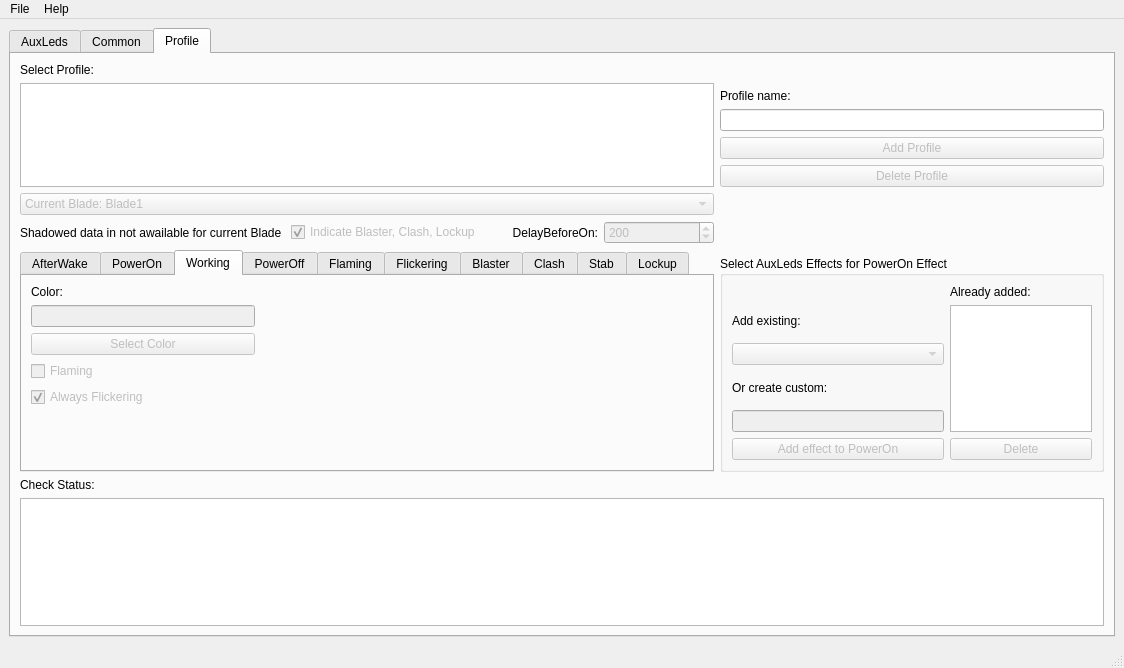
Above: Design.ui from raptorbox01/profileeditor before the change. Below: the same form after it.
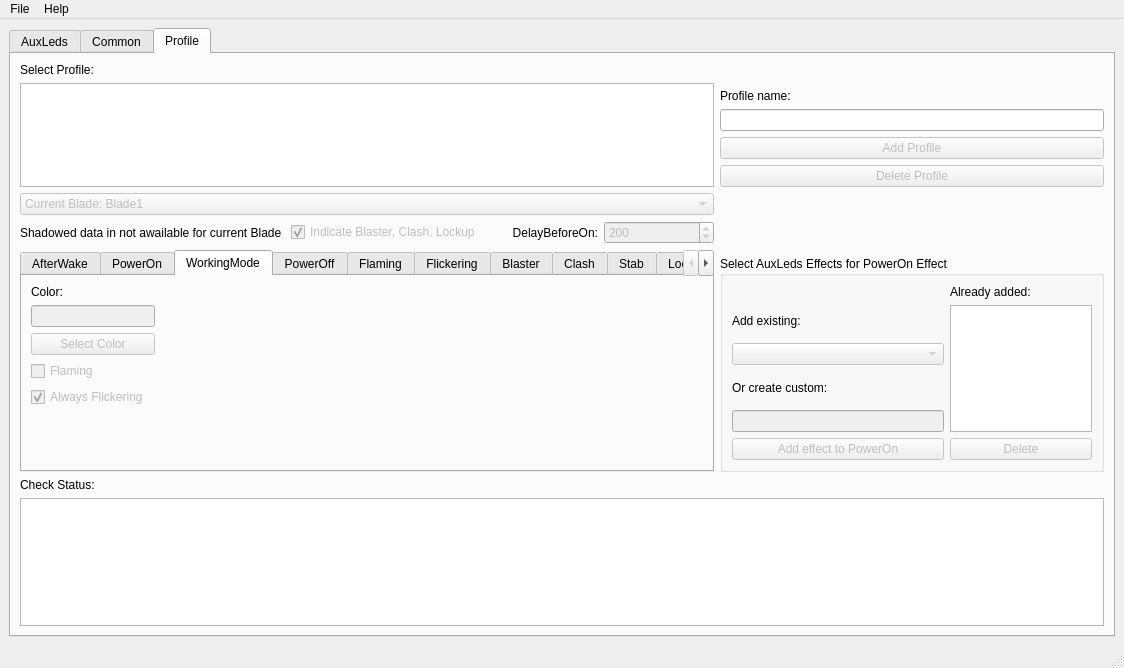
That is the form after the change. The open tabs and pages were chosen to show the change.

Commit message: +auxleds select effect for profile section

```diff
--- a/Design.ui
+++ b/Design.ui
@@ -1697,7 +1697,7 @@
           </widget>
           <widget class="QWidget" name="TabWorkingMode">
            <attribute name="title">
-            <string>Working</string>
+            <string>WorkingMode</string>
            </attribute>
            <layout class="QGridLayout" name="gridLayout_4">
             <item row="0" column="0" alignment="Qt::AlignBottom">
@@ -1707,26 +1707,6 @@
               </property>
              </widget>
             </item>
-            <item row="1" column="0">
-             <widget class="QLineEdit" name="TxtWorkingColor">
-              <property name="enabled">
-               <bool>false</bool>
-              </property>
-              <property name="alignment">
-               <set>Qt::AlignRight|Qt::AlignTrailing|Qt::AlignVCenter</set>
-              </property>
-             </widget>
-            </item>
-            <item row="2" column="0">
-             <widget class="QPushButton" name="BtnWorkingColor">
-              <property name="enabled">
-               <bool>false</bool>
-              </property>
-              <property name="text">
-               <string>Select Color</string>
-              </property>
-             </widget>
-            </item>
             <item row="4" column="0">
              <widget class="QCheckBox" name="CBFlickering">
               <property name="enabled">
@@ -1740,7 +1720,7 @@
               </property>
              </widget>
             </item>
-            <item row="1" column="2">
+            <item row="1" column="3">
              <spacer name="horizontalSpacer">
               <property name="orientation">
                <enum>Qt::Horizontal</enum>
@@ -1753,7 +1733,7 @@
               </property>
              </spacer>
             </item>
-            <item row="1" column="1">
+            <item row="1" column="2">
              <spacer name="horizontalSpacer_3">
               <property name="orientation">
                <enum>Qt::Horizontal</enum>
@@ -1792,6 +1772,29 @@
               </property>
              </spacer>
             </item>
+            <item row="6" column="0">
+             <layout class="QVBoxLayout" name="verticalLayout"/>
+            </item>
+            <item row="1" column="0" colspan="2">
+             <widget class="QLineEdit" name="TxtWorkingColor">
+              <property name="enabled">
+               <bool>false</bool>
+              </property>
+              <property name="alignment">
+               <set>Qt::AlignRight|Qt::AlignTrailing|Qt::AlignVCenter</set>
+              </property>
+             </widget>
+            </item>
+            <item row="2" column="0" colspan="2">
+             <widget class="QPushButton" name="BtnWorkingColor">
+              <property name="enabled">
+               <bool>false</bool>
+              </property>
+              <property name="text">
+               <string>Select Color</string>
+              </property>
+             </widget>
+            </item>
            </layout>
           </widget>
           <widget class="QWidget" name="TabPowerOff">
```
Left out of the diff: 9 changed lines with no effect on the pictures. The commit also changes 4 other files.
